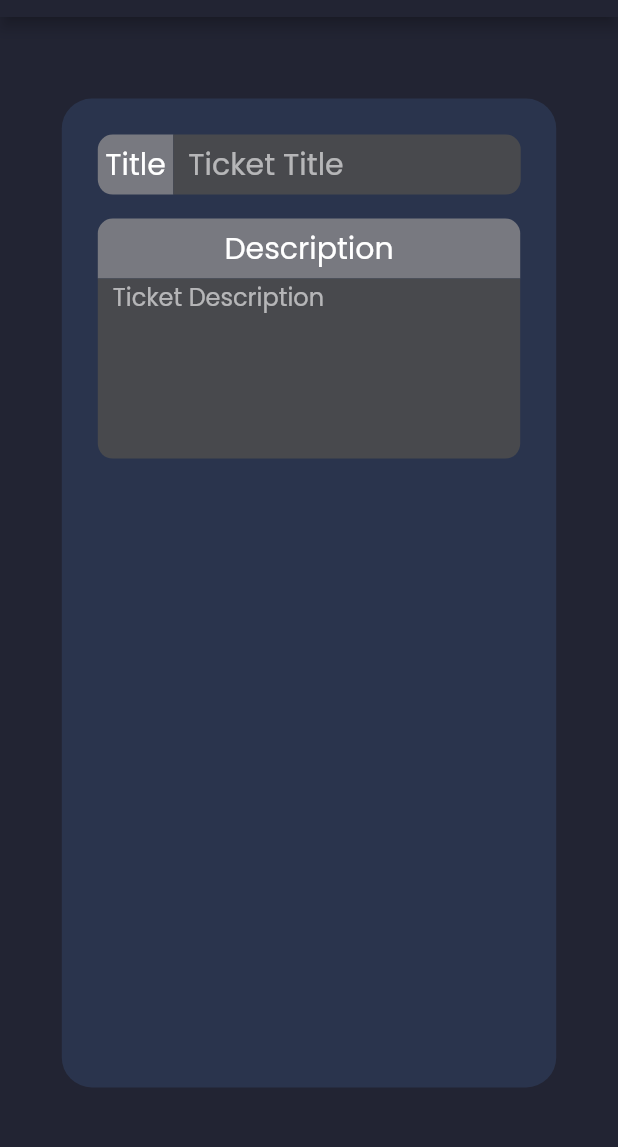
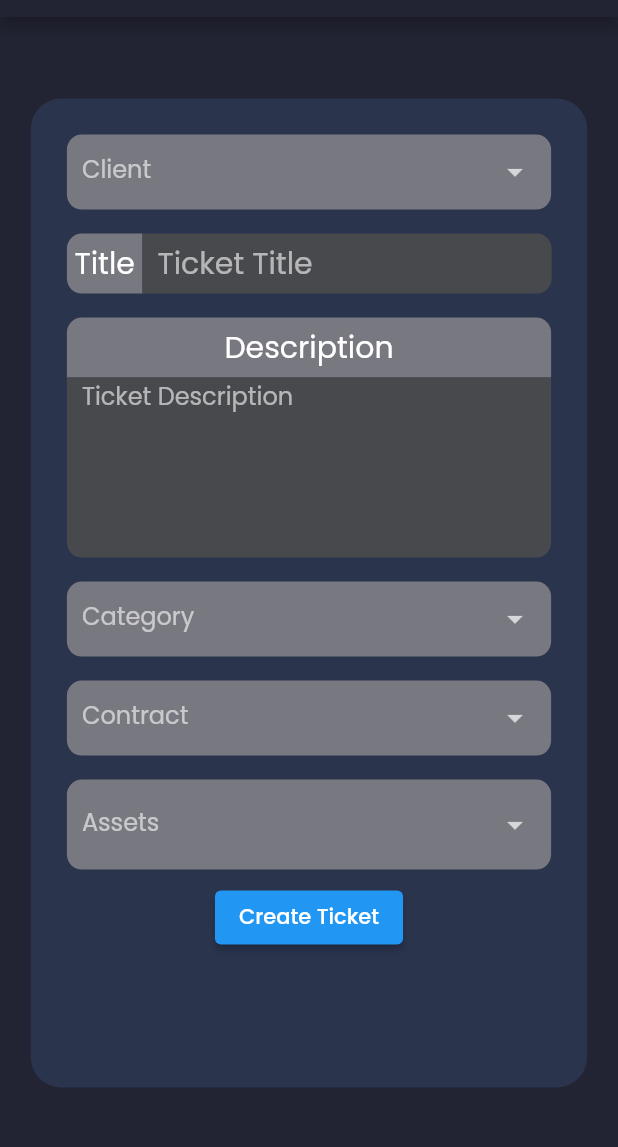
Before and after one commit to XmeDavid/SMA-FRONTEND, a Flutter app: the NewTicketScreen screen opened by its route, on a phone screen of 412 x 824 dp, the part 67-1214 px from its top. Run offline on Flutter 3.47's test engine with Material 2 defaults, Android fonts, the light colour scheme and no system bars; drawn by our look-alikes of dropdown_search; our stand-ins replace email_validator, flutter_svg, google_fonts.

Commit message:
Progress on Create Ticket Page

```diff
--- a/lib/screens/new_ticket_screen.dart
+++ b/lib/screens/new_ticket_screen.dart
@@ -1,8 +1,11 @@
+import 'package:flutter/cupertino.dart';
+import 'package:flutter/foundation.dart';
 import 'package:flutter/material.dart';
-import 'package:sma_frontend/consts.dart';
-import 'package:sma_frontend/screens/side_menu.dart';
+import 'package:dropdown_search/dropdown_search.dart';
 
 import '../responsive.dart';
+import '../consts.dart';
+import 'side_menu.dart';
 
 class NewTicketScreen extends StatefulWidget {
   const NewTicketScreen({Key? key}) : super(key: key);
@@ -17,6 +20,24 @@ class _NewTicketScreenState extends State<NewTicketScreen> {
 
   final ticketTitleController = TextEditingController();
   final ticketDescriptionController = TextEditingController();
+
+  final sampleCategories = ["I&T Support", "Warranty", "Client Request", "Help Desk support"];
+  final sampleContracts = [
+    "Contract #0001 - Blue Dev Entreprises",
+    "Contract #0002 - inCentea",
+    "Contract #0003 - Inforabreu",
+    "Contract #0004 - Dev Brain"
+  ];
+  final assets = ["Computer #1", " Computer #2", "Computer #3", "Printer #1", "Printer #2"];
+
+  String _selectedCategory = "";
+  String _selectedContract = "";
+  String _selectedClient = "";
+  List<String>? selectedAssets;
+
+  bool isClient(){
+    return false;
+  }
 
   @override
   Widget build(BuildContext context) {
@@ -42,26 +63,74 @@ class _NewTicketScreenState extends State<NewTicketScreen> {
                     borderRadius: BorderRadius.all(Radius.circular(20))
                   ),
                   height: MediaQuery.of(context).size.height * 0.8,
-                  width: MediaQuery.of(context).size.width * (Responsive.isDesktop(context) ? 0.666 : 0.8),
-                  child: Center(
+                  width: MediaQuery.of(context).size.width * (Responsive.isDesktop(context) ? 0.666 : 0.9),
                     child: Form(
                       key: _formKey,
+                      child: SingleChildScrollView(
                         child: Column(
                           children: [
+                            if(!isClient())DropDown(this, label: "Client",items: const ["sampleCategories","Client #1", "Client #2"],callback: (s) =>{
+                              _selectedClient = s
+                              },
+                            ),
                             TextField(
                               labelText: "Title",
                               hintText: "Ticket Title",
                               controller: ticketTitleController,
-                            size: MediaQuery.of(context).size.width * (Responsive.isDesktop(context) ? 0.666 : 0.8) - 98,
+                              size: MediaQuery.of(context).size.width * (Responsive.isDesktop(context) ? 0.666 : 0.9) - 98,
                             ),
                             TextBox(
                                 labelText: "Description",
                                 hintText: "Ticket Description",
                                 controller: ticketDescriptionController,
-                              size: 400)
+                                size: 400),
+                            DropDown(this, label: "Category",items: sampleCategories,callback: (s) =>{
+                                _selectedCategory = s
+                              },
+                            ),
+                            DropDown(this, label: "Contract",items: sampleContracts,callback: (s) =>{
+                                _selectedContract = s
+                              },
+                            ),
+                            Container(
+                              padding: const EdgeInsets.all(defaultPadding/2),
+                              child: Column(
+                                children: [
+                                  Container(
+                                    decoration: const BoxDecoration(
+                                      borderRadius: BorderRadius.all(Radius.circular(10)),
+                                      color: thirdColor5,
+                                    ),
+                                    child: DropdownSearch<String>.multiSelection(
+                                      items: assets,
+                                      mode: Responsive.isDesktop(context) ? Mode.MENU : Mode.BOTTOM_SHEET,
+                                      showSelectedItems: true,
+                                      popupBackgroundColor: thirdColor3,
+                                      dropdownSearchDecoration: const InputDecoration(
+                                        labelText: "Assets",
+                                        contentPadding: EdgeInsets.all(10),
+                                        border: InputBorder.none
+                                      ),
+                                      //popupItemDisabled: (String s) => s.startsWith('I'),
+                                      showSearchBox: true,
+                                      onSaved: (a){
+                                        selectedAssets = a;
+                                      },
+                                    ),
+                                  ),
+                                ]
+                              ),
+                            ),
+                            //TODO Still need a way to input estimated time
+                            ElevatedButton(
+                                onPressed: (){
+                                  //TODO Send the create ticket Request and Empty the page
+                                  print("Client: "+ _selectedClient +"\nTitle: " + ticketTitleController.text + "\nDescription: " + ticketDescriptionController.text + "\nCategory: " + _selectedCategory + "\nContract: " + _selectedContract);
+                                },
+                                child: const Text("Create Ticket"))
                           ],
                         ),
-                    )
+                      ),
                     ),
                   ),
               ),
@@ -187,7 +256,7 @@ class TextBox extends StatelessWidget {
               child:TextFormField(
                 keyboardType: TextInputType.multiline,
                 minLines: 6,
-                maxLines: 6,
+                maxLines: 20,
                 controller: controller,
                 decoration: InputDecoration(
                     contentPadding: const EdgeInsets.only(left: 10,bottom: 8),
@@ -205,3 +274,52 @@ class TextBox extends StatelessWidget {
     );
   }
 }
+
+
+class DropDown extends StatelessWidget {
+  const DropDown(_NewTicketScreenState _newTicketScreenState, {Key? key, required this.label, required this.items, required this.callback}) : super(key: key);
+
+  final String label;
+  final List<String> items;
+
+  final Function(String s) callback;
+
+  bool whatDropdownMode(BuildContext context){
+    return (MediaQuery.of(context).size.width > 800);
+  }
+
+  @override
+  Widget build(BuildContext context) {
+    return Container(
+      padding: const EdgeInsets.all(defaultPadding/2),
+      child: Column(
+        children: [
+          Container(
+            decoration: const BoxDecoration(
+              borderRadius: BorderRadius.all(Radius.circular(10)),
+              //borderRadius: whatDropdownMode(context)? const BorderRadius.only(topLeft: Radius.circular(10), topRight: Radius.circular(10)) : const BorderRadius.all(Radius.circular(10)),
+              color: thirdColor5,
+            ),
+            height: 50,
+            child: DropdownSearch<String>(
+              items: items,
+              mode:whatDropdownMode(context) ? Mode.MENU : Mode.BOTTOM_SHEET,
+              showSelectedItems: true,
+              popupBackgroundColor: thirdColor3,
+              dropdownSearchDecoration: InputDecoration(
+                  contentPadding: const EdgeInsets.all(10),
+                  border: InputBorder.none,
+                  labelText: label,
+              ),
+              //popupItemDisabled: (String s) => s.startsWith('I'),
+              showSearchBox: true,
+              onChanged: (s){
+                callback(s ?? "");
+              },
+            ),
+          ),
+        ]
+      ),
+    );
+  }
+}
--- a/pubspec.yaml
+++ b/pubspec.yaml
@@ -38,6 +38,7 @@ dependencies:
   google_fonts: ^2.1.0
   flutter_svg: ^0.22.0
   provider: ^5.0.0
+  dropdown_search: ^3.0.1
 
 dev_dependencies:
   flutter_test:
```
Lines whose indentation alone changed are shown as unchanged.
